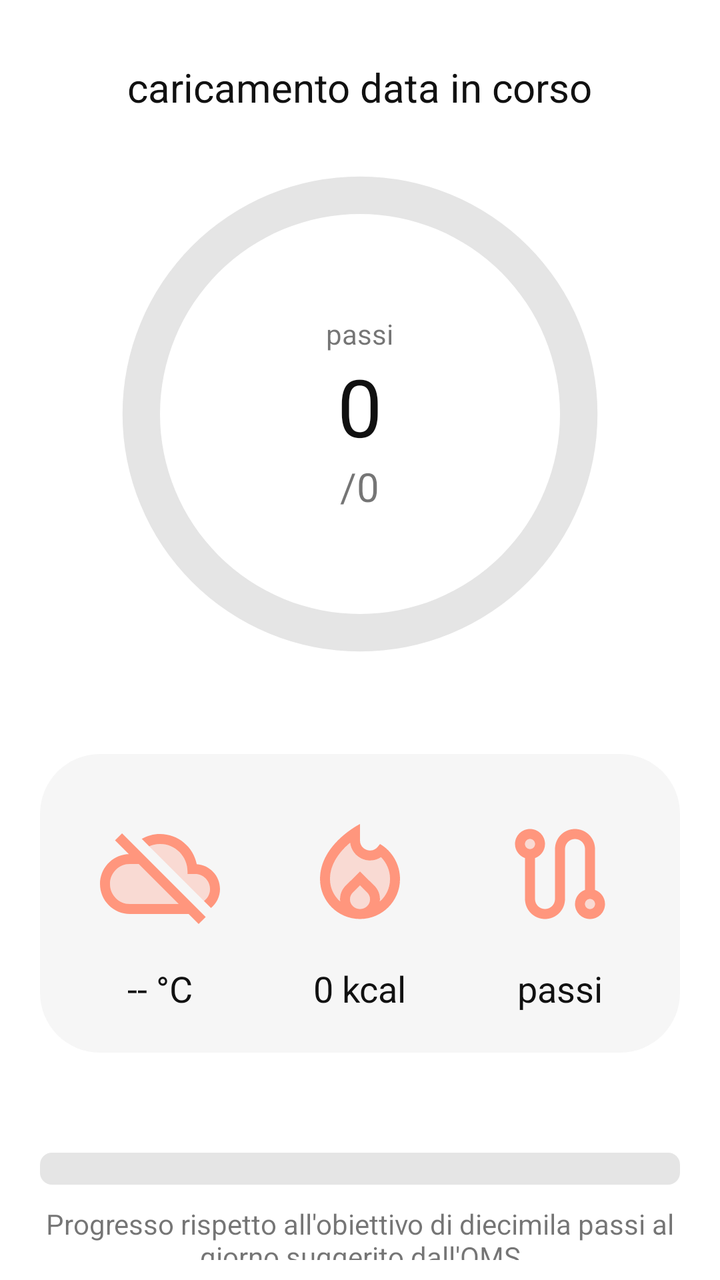
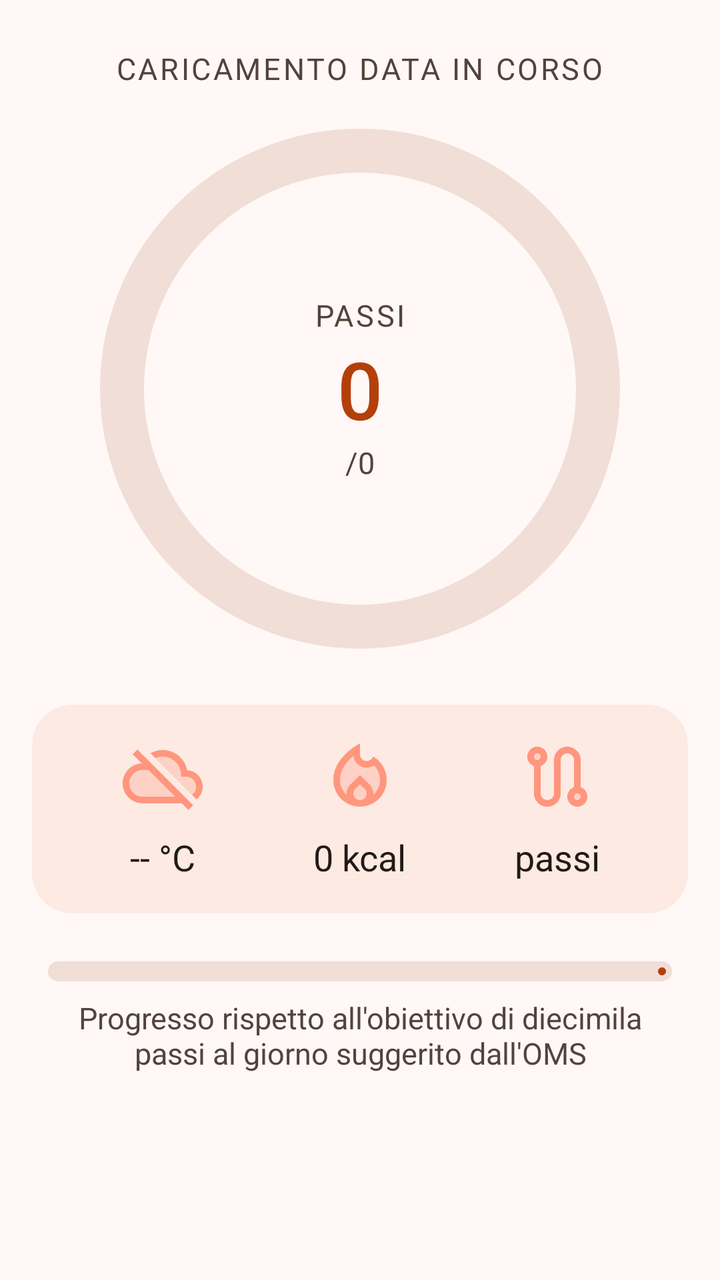

The first picture is an Android layout as it rendered before a commit; the second is the same layout after the commit. The layout source and the unified diff follow.
<!-- AndroidManifest.xml: application theme Theme.Passi -->
<!-- res/layout/fragment_home.xml -->
<?xml version="1.0" encoding="utf-8"?>
<FrameLayout xmlns:android="http://schemas.android.com/apk/res/android"
    xmlns:tools="http://schemas.android.com/tools"
    android:layout_width="match_parent"
    android:layout_height="match_parent"
    tools:context=".home.HomeFragment">

    <LinearLayout
        android:id="@+id/mainLayout"
        android:layout_width="match_parent"
        android:layout_height="match_parent"
        android:gravity="center_horizontal"
        android:orientation="vertical"
        android:paddingTop="30dp">

        <TextView
            android:id="@+id/giorno"
            android:layout_width="wrap_content"
            android:layout_height="wrap_content"
            android:text="@string/data"
            android:textColor="@color/black"
            android:textSize="@dimen/text_size_subtitle"/>
        <RelativeLayout
            android:layout_width="match_parent"
            android:layout_height="wrap_content">

            <ProgressBar
                android:id="@+id/passiProgress"
                android:layout_width="300dp"
                android:layout_height="300dp"
                android:layout_centerInParent="true"
                android:indeterminateOnly="false"
                android:progress="0"
                android:progressDrawable="@drawable/circular_progress" />

            <LinearLayout
                android:id="@+id/passiOggiGroup"
                android:layout_width="wrap_content"
                android:layout_height="wrap_content"
                android:orientation="vertical"
                android:layout_centerInParent="true">
                <TextView
                    android:layout_width="wrap_content"
                    android:layout_height="wrap_content"
                    android:layout_gravity="center_horizontal"
                    android:text="@string/passi"/>
                <TextView
                    android:id="@+id/passiOggi"
                    android:layout_width="wrap_content"
                    android:layout_height="wrap_content"
                    android:text="@string/passiOggi"
                    android:layout_gravity="center_horizontal"
                    android:textSize="@dimen/text_size_display"
                    android:textColor="@color/black" />
                <TextView
                    android:id="@+id/passiObiettivo"
                    android:layout_width="wrap_content"
                    android:layout_height="wrap_content"
                    android:layout_gravity="center_horizontal"
                    android:textSize="@dimen/text_size_subtitle"
                    android:text="@string/passiObiettivo"/>

            </LinearLayout>
        </RelativeLayout>

        <LinearLayout
            android:layout_width="match_parent"
            android:layout_height="wrap_content"
            android:orientation="horizontal"
            android:layout_margin="20dp"
            android:background="@drawable/rounded_corners"
            android:padding="10dp">

            <LinearLayout
                android:layout_width="0dp"
                android:layout_height="wrap_content"
                android:layout_weight="1"
                android:gravity="center_horizontal"
                android:orientation="vertical"
                android:padding="10dp">
                <ImageView
                    android:id="@+id/meteoIcona"
                    android:layout_width="match_parent"
                    android:layout_height="wrap_content"
                    android:src="@drawable/no_meteo"
                    android:scaleType="fitCenter"
                    android:adjustViewBounds="true"
                    android:padding="10dp"/>
                <TextView
                    android:id="@+id/meteoTesto"
                    android:layout_width="wrap_content"
                    android:layout_height="wrap_content"
                    android:text="@string/temperatura"
                    android:textColor="@color/black"
                    android:textSize="@dimen/text_size_body"
                    android:layout_marginTop="5dp"/>
            </LinearLayout>

            <LinearLayout
                android:layout_width="0dp"
                android:layout_height="wrap_content"
                android:layout_weight="1"
                android:gravity="center_horizontal"
                android:orientation="vertical"
                android:padding="10dp">
                <ImageView
                    android:layout_width="match_parent"
                    android:layout_height="wrap_content"
                    android:src="@drawable/fire"
                    android:scaleType="fitCenter"
                    android:adjustViewBounds="true"
                    android:padding="10dp"/>
                <TextView
                    android:id="@+id/calorieTesto"
                    android:layout_width="wrap_content"
                    android:layout_height="wrap_content"
                    android:text="@string/calorie"
                    android:textColor="@color/black"
                    android:textSize="@dimen/text_size_body"
                    android:layout_marginTop="5dp"/>
            </LinearLayout>

            <LinearLayout
                android:layout_width="0dp"
                android:layout_height="wrap_content"
                android:layout_weight="1"
                android:gravity="center_horizontal"
                android:orientation="vertical"
                android:padding="10dp">
                <ImageView
                    android:id="@+id/kmIcona"
                    android:layout_width="match_parent"
                    android:layout_height="wrap_content"
                    android:src="@drawable/route"
                    android:scaleType="fitCenter"
                    android:adjustViewBounds="true"
                    android:padding="10dp"/>
                <TextView
                    android:id="@+id/kmTesto"
                    android:layout_width="wrap_content"
                    android:layout_height="wrap_content"
                    android:text="@string/km"
                    android:textColor="@color/black"
                    android:textSize="@dimen/text_size_body"
                    android:layout_marginTop="5dp"/>
            </LinearLayout>

        </LinearLayout>

        <ProgressBar
            android:id="@+id/OMSProgress"
            android:layout_width="match_parent"
            android:layout_height="wrap_content"
            android:max="100"
            android:progress="0"
            style="?android:attr/progressBarStyleHorizontal"
            android:progressDrawable="@drawable/linear_progress"
            android:layout_marginHorizontal="20dp"
            android:layout_marginTop="30dp"/>

        <TextView
            android:id="@+id/OMS"
            android:layout_marginHorizontal="20dp"
            android:layout_marginVertical="10dp"
            android:textAlignment="center"
            android:layout_width="wrap_content"
            android:layout_height="wrap_content"
            android:text="@string/passiStandard"/>
    </LinearLayout>

</FrameLayout>
<!-- resources referenced by this layout -->
<resources>
  <color name="black">#FF111111</color>
  <dimen name="text_size_subtitle">20sp</dimen>
  <!-- drawable circular_progress (drawable) -->
  <?xml version="1.0" encoding="utf-8"?>
  <layer-list xmlns:android="http://schemas.android.com/apk/res/android">
      <item>
          <shape
              android:shape="ring"
              android:thicknessRatio="16"
              android:useLevel="false">
              <solid android:color="?attr/colorSecondary" />
          </shape>
      </item>
      <item>
          <rotate
              android:fromDegrees="270"
              android:toDegrees="270">
              <shape
                  android:shape="ring"
                  android:thicknessRatio="16"
                  android:useLevel="true">
                  <solid android:color="?attr/colorPrimaryVariant"/>
              </shape>
          </rotate>
      </item>
  </layer-list>
  <!-- drawable linear_progress (drawable) -->
  <?xml version="1.0" encoding="utf-8"?>
  <layer-list xmlns:android="http://schemas.android.com/apk/res/android">
  
      <item android:id="@android:id/background">
  
          <shape android:shape="rectangle" >
              <corners android:radius="6dp"/>
              <solid android:color="?attr/colorSecondary"/>
          </shape>
  
      </item>
  
  
      <item android:id="@android:id/progress">
  
          <scale android:scaleWidth="100%">
              <shape android:shape="rectangle">
                  <corners android:radius="6dp"/>
                  <solid android:color="?attr/colorPrimaryVariant"/>
              </shape>
          </scale>
  
      </item>
  
  </layer-list>
  <!-- drawable rounded_corners (drawable) -->
  <?xml version="1.0" encoding="utf-8"?>
  <shape xmlns:android="http://schemas.android.com/apk/res/android">
     <solid android:color="?attr/colorSecondaryVariant"></solid>
     <corners android:radius="30sp"></corners>
  </shape>
  <style name="Theme.Passi" parent="Theme.MaterialComponents.DayNight.DarkActionBar">
          
          <item name="colorPrimary">@color/orange_500</item>
          <item name="colorPrimaryVariant">@color/orange_700</item>
          <item name="colorOnPrimary">@color/white</item>
          
          <item name="colorSecondary">@color/grey_300</item>
          <item name="colorSecondaryVariant">@color/grey_100</item>
          <item name="colorOnSecondary">@color/black</item>
          
          <item name="android:statusBarColor">?attr/colorPrimaryVariant</item>
          
      </style>
  <color name="orange_500">#FFFF7724</color>
  <color name="orange_700">#FFE64E1B</color>
  <color name="white">#FFFFFFFF</color>
  <color name="grey_300">#FFE5E5E5</color>
  <color name="grey_100">#FFF6F6F6</color>
  <!-- unchanged entries left out for length: 13 -->
</resources>

<!-- the commit's change to res/layout/fragment_home.xml (unified diff, before → after) -->
@@ -1,5 +1,6 @@
 <?xml version="1.0" encoding="utf-8"?>
 <FrameLayout xmlns:android="http://schemas.android.com/apk/res/android"
+    xmlns:app="http://schemas.android.com/apk/res-auto"
     xmlns:tools="http://schemas.android.com/tools"
     android:layout_width="match_parent"
     android:layout_height="match_parent"
@@ -11,161 +12,173 @@
         android:layout_height="match_parent"
         android:gravity="center_horizontal"
         android:orientation="vertical"
-        android:paddingTop="30dp">
+        android:paddingTop="@dimen/space_l"
+        android:paddingBottom="@dimen/space_m">
 
         <TextView
             android:id="@+id/giorno"
+            style="@style/PassiText.Caption"
             android:layout_width="wrap_content"
             android:layout_height="wrap_content"
+            android:letterSpacing="0.08"
             android:text="@string/data"
-            android:textColor="@color/black"
-            android:textSize="@dimen/text_size_subtitle"/>
+            android:textAllCaps="true" />
+
         <RelativeLayout
             android:layout_width="match_parent"
-            android:layout_height="wrap_content">
+            android:layout_height="wrap_content"
+            android:layout_marginTop="@dimen/space_m">
 
-            <ProgressBar
+            <com.google.android.material.progressindicator.CircularProgressIndicator
                 android:id="@+id/passiProgress"
-                android:layout_width="300dp"
-                android:layout_height="300dp"
+                style="@style/PassiProgressRing"
+                android:layout_width="wrap_content"
+                android:layout_height="wrap_content"
                 android:layout_centerInParent="true"
-                android:indeterminateOnly="false"
-                android:progress="0"
-                android:progressDrawable="@drawable/circular_progress" />
+                android:indeterminate="false"
+                android:max="100"
+                android:progress="0" />
 
             <LinearLayout
                 android:id="@+id/passiOggiGroup"
                 android:layout_width="wrap_content"
                 android:layout_height="wrap_content"
-                android:orientation="vertical"
-                android:layout_centerInParent="true">
+                android:layout_centerInParent="true"
+                android:gravity="center_horizontal"
+                android:orientation="vertical">
+
                 <TextView
+                    style="@style/PassiText.Caption"
                     android:layout_width="wrap_content"
                     android:layout_height="wrap_content"
-                    android:layout_gravity="center_horizontal"
-                    android:text="@string/passi"/>
+                    android:letterSpacing="0.08"
+                    android:text="@string/passi"
+                    android:textAllCaps="true" />
+
                 <TextView
                     android:id="@+id/passiOggi"
+                    style="@style/PassiText.Display"
                     android:layout_width="wrap_content"
                     android:layout_height="wrap_content"
-                    android:text="@string/passiOggi"
-                    android:layout_gravity="center_horizontal"
-                    android:textSize="@dimen/text_size_display"
-                    android:textColor="@color/black" />
+                    android:text="@string/passiOggi" />
+
                 <TextView
                     android:id="@+id/passiObiettivo"
+                    style="@style/PassiText.Caption"
                     android:layout_width="wrap_content"
                     android:layout_height="wrap_content"
-                    android:layout_gravity="center_horizontal"
-                    android:textSize="@dimen/text_size_subtitle"
-                    android:text="@string/passiObiettivo"/>
+                    android:text="@string/passiObiettivo" />
 
             </LinearLayout>
         </RelativeLayout>
 
-        <LinearLayout
+        
+        <com.google.android.material.card.MaterialCardView
             android:layout_width="match_parent"
             android:layout_height="wrap_content"
-            android:orientation="horizontal"
-            android:layout_margin="20dp"
-            android:background="@drawable/rounded_corners"
-            android:padding="10dp">
+            android:layout_marginHorizontal="@dimen/space_m"
+            android:layout_marginTop="@dimen/space_l">
 
             <LinearLayout
-                android:layout_width="0dp"
+                android:layout_width="match_parent"
                 android:layout_height="wrap_content"
-                android:layout_weight="1"
-                android:gravity="center_horizontal"
-                android:orientation="vertical"
-                android:padding="10dp">
-                <ImageView
-                    android:id="@+id/meteoIcona"
-                    android:layout_width="match_parent"
+                android:orientation="horizontal"
+                android:padding="@dimen/card_content_padding">
+
+                <LinearLayout
+                    android:layout_width="0dp"
                     android:layout_height="wrap_content"
-                    android:src="@drawable/no_meteo"
-                    android:scaleType="fitCenter"
-                    android:adjustViewBounds="true"
-                    android:padding="10dp"/>
-                <TextView
-                    android:id="@+id/meteoTesto"
-                    android:layout_width="wrap_content"
+                    android:layout_weight="1"
+                    android:gravity="center_horizontal"
+                    android:orientation="vertical">
+
+                    <ImageView
+                        android:id="@+id/meteoIcona"
+                        android:layout_width="40dp"
+                        android:layout_height="40dp"
+                        android:adjustViewBounds="true"
+                        android:scaleType="fitCenter"
+                        android:src="@drawable/no_meteo" />
+
+                    <TextView
+                        android:id="@+id/meteoTesto"
+                        style="@style/PassiText.Body"
+                        android:layout_width="wrap_content"
+                        android:layout_height="wrap_content"
+                        android:layout_marginTop="@dimen/space_s"
+                        android:text="@string/temperatura" />
+                </LinearLayout>
+
+                <LinearLayout
+                    android:layout_width="0dp"
                     android:layout_height="wrap_content"
-                    android:text="@string/temperatura"
-                    android:textColor="@color/black"
-                    android:textSize="@dimen/text_size_body"
-                    android:layout_marginTop="5dp"/>
+                    android:layout_weight="1"
+                    android:gravity="center_horizontal"
+                    android:orientation="vertical">
+
+                    <ImageView
+                        android:layout_width="40dp"
+                        android:layout_height="40dp"
+                        android:adjustViewBounds="true"
+                        android:scaleType="fitCenter"
+                        android:src="@drawable/fire" />
+
+                    <TextView
+                        android:id="@+id/calorieTesto"
+                        style="@style/PassiText.Body"
+                        android:layout_width="wrap_content"
+                        android:layout_height="wrap_content"
+                        android:layout_marginTop="@dimen/space_s"
+                        android:text="@string/calorie" />
+                </LinearLayout>
+
+                <LinearLayout
+                    android:layout_width="0dp"
+                    android:layout_height="wrap_content"
+                    android:layout_weight="1"
+                    android:gravity="center_horizontal"
+                    android:orientation="vertical">
+
+                    <ImageView
+                        android:id="@+id/kmIcona"
+                        android:layout_width="40dp"
+                        android:layout_height="40dp"
+                        android:adjustViewBounds="true"
+                        android:scaleType="fitCenter"
+                        android:src="@drawable/route" />
+
+                    <TextView
+                        android:id="@+id/kmTesto"
+                        style="@style/PassiText.Body"
+                        android:layout_width="wrap_content"
+                        android:layout_height="wrap_content"
+                        android:layout_marginTop="@dimen/space_s"
+                        android:text="@string/km" />
+                </LinearLayout>
+
             </LinearLayout>
+        </com.google.android.material.card.MaterialCardView>
 
-            <LinearLayout
-                android:layout_width="0dp"
-                android:layout_height="wrap_content"
-                android:layout_weight="1"
-                android:gravity="center_horizontal"
-                android:orientation="vertical"
-                android:padding="10dp">
-                <ImageView
-                    android:layout_width="match_parent"
-                    android:layout_height="wrap_content"
-                    android:src="@drawable/fire"
-                    android:scaleType="fitCenter"
-                    android:adjustViewBounds="true"
-                    android:padding="10dp"/>
-                <TextView
-                    android:id="@+id/calorieTesto"
-                    android:layout_width="wrap_content"
-                    android:layout_height="wrap_content"
-                    android:text="@string/calorie"
-                    android:textColor="@color/black"
-                    android:textSize="@dimen/text_size_body"
-                    android:layout_marginTop="5dp"/>
-            </LinearLayout>
-
-            <LinearLayout
-                android:layout_width="0dp"
-                android:layout_height="wrap_content"
-                android:layout_weight="1"
-                android:gravity="center_horizontal"
-                android:orientation="vertical"
-                android:padding="10dp">
-                <ImageView
-                    android:id="@+id/kmIcona"
-                    android:layout_width="match_parent"
-                    android:layout_height="wrap_content"
-                    android:src="@drawable/route"
-                    android:scaleType="fitCenter"
-                    android:adjustViewBounds="true"
-                    android:padding="10dp"/>
-                <TextView
-                    android:id="@+id/kmTesto"
-                    android:layout_width="wrap_content"
-                    android:layout_height="wrap_content"
-                    android:text="@string/km"
-                    android:textColor="@color/black"
-                    android:textSize="@dimen/text_size_body"
-                    android:layout_marginTop="5dp"/>
-            </LinearLayout>
-
-        </LinearLayout>
-
-        <ProgressBar
+        <com.google.android.material.progressindicator.LinearProgressIndicator
             android:id="@+id/OMSProgress"
+            style="@style/PassiProgressBar"
             android:layout_width="match_parent"
             android:layout_height="wrap_content"
+            android:layout_marginHorizontal="@dimen/space_l"
+            android:layout_marginTop="@dimen/space_l"
+            android:indeterminate="false"
             android:max="100"
-            android:progress="0"
-            style="?android:attr/progressBarStyleHorizontal"
-            android:progressDrawable="@drawable/linear_progress"
-            android:layout_marginHorizontal="20dp"
-            android:layout_marginTop="30dp"/>
+            android:progress="0" />
 
         <TextView
             android:id="@+id/OMS"
-            android:layout_marginHorizontal="20dp"
-            android:layout_marginVertical="10dp"
-            android:textAlignment="center"
+            style="@style/PassiText.Caption"
             android:layout_width="wrap_content"
             android:layout_height="wrap_content"
-            android:text="@string/passiStandard"/>
+            android:layout_marginHorizontal="@dimen/space_l"
+            android:layout_marginVertical="@dimen/space_s"
+            android:text="@string/passiStandard"
+            android:textAlignment="center" />
     </LinearLayout>
 
 </FrameLayout>
<!-- resource entries referenced after the edit -->
@@ -1,81 +1,148 @@
 <!-- resources referenced by this layout -->
 <resources>
-  <color name="black">#FF111111</color>
-  <dimen name="text_size_subtitle">20sp</dimen>
-  <!-- drawable circular_progress (drawable) -->
-  <?xml version="1.0" encoding="utf-8"?>
-  <layer-list xmlns:android="http://schemas.android.com/apk/res/android">
-      <item>
-          <shape
-              android:shape="ring"
-              android:thicknessRatio="16"
-              android:useLevel="false">
-              <solid android:color="?attr/colorSecondary" />
-          </shape>
-      </item>
-      <item>
-          <rotate
-              android:fromDegrees="270"
-              android:toDegrees="270">
-              <shape
-                  android:shape="ring"
-                  android:thicknessRatio="16"
-                  android:useLevel="true">
-                  <solid android:color="?attr/colorPrimaryVariant"/>
-              </shape>
-          </rotate>
-      </item>
-  </layer-list>
-  <!-- drawable linear_progress (drawable) -->
-  <?xml version="1.0" encoding="utf-8"?>
-  <layer-list xmlns:android="http://schemas.android.com/apk/res/android">
+  <dimen name="card_content_padding">16dp</dimen>
+  <dimen name="space_l">24dp</dimen>
+  <dimen name="space_m">16dp</dimen>
+  <dimen name="space_s">8dp</dimen>
+  <style name="PassiProgressBar" parent="Widget.Material3.LinearProgressIndicator">
+          <item name="trackThickness">10dp</item>
+          <item name="trackCornerRadius">5dp</item>
+          <item name="indicatorColor">?attr/colorPrimary</item>
+          <item name="trackColor">?attr/colorSurfaceContainerHighest</item>
+      </style>
+  <style name="PassiProgressRing" parent="Widget.Material3.CircularProgressIndicator">
+          <item name="indicatorSize">@dimen/progress_ring_size</item>
+          <item name="trackThickness">@dimen/progress_ring_thickness</item>
+          <item name="trackCornerRadius">@dimen/progress_ring_corner</item>
+          <item name="indicatorColor">?attr/colorPrimary</item>
+          <item name="trackColor">?attr/colorSurfaceContainerHighest</item>
+      </style>
+  <style name="PassiText.Body">
+          <item name="android:textSize">@dimen/text_size_body</item>
+      </style>
+  <style name="PassiText.Caption">
+          <item name="android:textSize">@dimen/text_size_caption</item>
+          <item name="android:textColor">?attr/colorOnSurfaceVariant</item>
+      </style>
+  <style name="PassiText.Display">
+          <item name="android:textSize">@dimen/text_size_display</item>
+          <item name="android:fontFamily">sans-serif-medium</item>
+          <item name="android:letterSpacing">-0.02</item>
+          <item name="android:textColor">?attr/colorPrimary</item>
+      </style>
+  <style name="Theme.Passi" parent="Theme.Material3.DayNight.NoActionBar">
   
-      <item android:id="@android:id/background">
+          <item name="colorPrimary">@color/md_primary</item>
+          <item name="colorOnPrimary">@color/md_on_primary</item>
+          <item name="colorPrimaryContainer">@color/md_primary_container</item>
+          <item name="colorOnPrimaryContainer">@color/md_on_primary_container</item>
   
-          <shape android:shape="rectangle" >
-              <corners android:radius="6dp"/>
-              <solid android:color="?attr/colorSecondary"/>
-          </shape>
+          <item name="colorSecondary">@color/md_secondary</item>
+          <item name="colorOnSecondary">@color/md_on_secondary</item>
+          <item name="colorSecondaryContainer">@color/md_secondary_container</item>
+          <item name="colorOnSecondaryContainer">@color/md_on_secondary_container</item>
   
-      </item>
+          <item name="colorTertiary">@color/md_tertiary</item>
+          <item name="colorOnTertiary">@color/md_on_tertiary</item>
+          <item name="colorTertiaryContainer">@color/md_tertiary_container</item>
+          <item name="colorOnTertiaryContainer">@color/md_on_tertiary_container</item>
   
+          <item name="colorError">@color/md_error</item>
+          <item name="colorOnError">@color/md_on_error</item>
+          <item name="colorErrorContainer">@color/md_error_container</item>
+          <item name="colorOnErrorContainer">@color/md_on_error_container</item>
   
-      <item android:id="@android:id/progress">
+          <item name="android:colorBackground">@color/md_background</item>
+          <item name="colorOnBackground">@color/md_on_background</item>
+          <item name="colorSurface">@color/md_surface</item>
+          <item name="colorOnSurface">@color/md_on_surface</item>
+          <item name="colorSurfaceVariant">@color/md_surface_variant</item>
+          <item name="colorOnSurfaceVariant">@color/md_on_surface_variant</item>
+          <item name="colorSurfaceContainerLowest">@color/md_surface_container_lowest</item>
+          <item name="colorSurfaceContainerLow">@color/md_surface_container_low</item>
+          <item name="colorSurfaceContainer">@color/md_surface_container</item>
+          <item name="colorSurfaceContainerHigh">@color/md_surface_container_high</item>
+          <item name="colorSurfaceContainerHighest">@color/md_surface_container_highest</item>
   
-          <scale android:scaleWidth="100%">
-              <shape android:shape="rectangle">
-                  <corners android:radius="6dp"/>
-                  <solid android:color="?attr/colorPrimaryVariant"/>
-              </shape>
-          </scale>
+          <item name="colorOutline">@color/md_outline</item>
+          <item name="colorOutlineVariant">@color/md_outline_variant</item>
+          <item name="colorSurfaceInverse">@color/md_inverse_surface</item>
+          <item name="colorOnSurfaceInverse">@color/md_inverse_on_surface</item>
   
-      </item>
+          
+          <item name="android:statusBarColor">?android:attr/colorBackground</item>
+          <item name="android:navigationBarColor">?attr/colorSurfaceContainer</item>
   
-  </layer-list>
-  <!-- drawable rounded_corners (drawable) -->
-  <?xml version="1.0" encoding="utf-8"?>
-  <shape xmlns:android="http://schemas.android.com/apk/res/android">
-     <solid android:color="?attr/colorSecondaryVariant"></solid>
-     <corners android:radius="30sp"></corners>
-  </shape>
-  <style name="Theme.Passi" parent="Theme.MaterialComponents.DayNight.DarkActionBar">
           
-          <item name="colorPrimary">@color/orange_500</item>
-          <item name="colorPrimaryVariant">@color/orange_700</item>
-          <item name="colorOnPrimary">@color/white</item>
-          
-          <item name="colorSecondary">@color/grey_300</item>
-          <item name="colorSecondaryVariant">@color/grey_100</item>
-          <item name="colorOnSecondary">@color/black</item>
-          
-          <item name="android:statusBarColor">?attr/colorPrimaryVariant</item>
-          
+          <item name="materialCardViewStyle">@style/PassiCard</item>
+          <item name="materialButtonStyle">@style/PassiButton</item>
+          <item name="materialSwitchStyle">@style/PassiSwitch</item>
+          <item name="bottomNavigationStyle">@style/PassiBottomNav</item>
+          <item name="toolbarStyle">@style/PassiToolbar</item>
       </style>
-  <color name="orange_500">#FFFF7724</color>
-  <color name="orange_700">#FFE64E1B</color>
-  <color name="white">#FFFFFFFF</color>
-  <color name="grey_300">#FFE5E5E5</color>
-  <color name="grey_100">#FFF6F6F6</color>
+  <dimen name="progress_ring_size">260dp</dimen>
+  <dimen name="progress_ring_thickness">22dp</dimen>
+  <dimen name="progress_ring_corner">11dp</dimen>
+  <dimen name="text_size_caption">15sp</dimen>
+  <color name="md_primary">#FFB3400A</color>
+  <color name="md_on_primary">#FFFFFFFF</color>
+  <color name="md_primary_container">#FFFFDBCC</color>
+  <color name="md_on_primary_container">#FF3B0A00</color>
+  <color name="md_secondary">#FF77574A</color>
+  <color name="md_on_secondary">#FFFFFFFF</color>
+  <color name="md_secondary_container">#FFFFDBCC</color>
+  <color name="md_on_secondary_container">#FF2C160D</color>
+  <color name="md_tertiary">#FF6C5D2F</color>
+  <color name="md_on_tertiary">#FFFFFFFF</color>
+  <color name="md_tertiary_container">#FFF5E1A7</color>
+  <color name="md_on_tertiary_container">#FF241A00</color>
+  <color name="md_error">#FFBA1A1A</color>
+  <color name="md_on_error">#FFFFFFFF</color>
+  <color name="md_error_container">#FFFFDAD6</color>
+  <color name="md_on_error_container">#FF410002</color>
+  <color name="md_background">#FFFFF8F6</color>
+  <color name="md_on_background">#FF221A16</color>
+  <color name="md_surface">#FFFFF8F6</color>
+  <color name="md_on_surface">#FF221A16</color>
+  <color name="md_surface_variant">#FFF5DED5</color>
+  <color name="md_on_surface_variant">#FF53433D</color>
+  <color name="md_surface_container_lowest">#FFFFFFFF</color>
+  <color name="md_surface_container_low">#FFFFF1EB</color>
+  <color name="md_surface_container">#FFFCEAE3</color>
+  <color name="md_surface_container_high">#FFF7E4DD</color>
+  <color name="md_surface_container_highest">#FFF1DED7</color>
+  <color name="md_outline">#FF85736C</color>
+  <color name="md_outline_variant">#FFD8C2BA</color>
+  <color name="md_inverse_surface">#FF382E2A</color>
+  <color name="md_inverse_on_surface">#FFFFEDE7</color>
+  <style name="PassiCard" parent="Widget.Material3.CardView.Filled">
+          <item name="cardBackgroundColor">?attr/colorSurfaceContainer</item>
+          <item name="cardCornerRadius">@dimen/card_corner_radius</item>
+          <item name="cardElevation">0dp</item>
+          <item name="cardUseCompatPadding">false</item>
+      </style>
+  <style name="PassiButton" parent="Widget.Material3.Button">
+          <item name="android:textSize">@dimen/text_size_body</item>
+          <item name="android:minHeight">56dp</item>
+          <item name="android:paddingStart">@dimen/space_l</item>
+          <item name="android:paddingEnd">@dimen/space_l</item>
+          <item name="iconGravity">textEnd</item>
+      </style>
+  <style name="PassiSwitch" parent="Widget.Material3.CompoundButton.MaterialSwitch" />
+  <style name="PassiBottomNav" parent="Widget.Material3.BottomNavigationView">
+          <item name="android:background">?attr/colorSurfaceContainer</item>
+          <item name="labelVisibilityMode">labeled</item>
+      </style>
+  <style name="PassiToolbar" parent="Widget.Material3.Toolbar.OnSurface">
+          <item name="titleTextAppearance">@style/PassiToolbarTitle</item>
+          <item name="android:background">?android:attr/colorBackground</item>
+      </style>
+  <dimen name="card_corner_radius">20dp</dimen>
+  <style name="PassiToolbarTitle" parent="TextAppearance.Material3.TitleLarge">
+          <item name="android:textSize">@dimen/text_size_title</item>
+          <item name="android:textColor">?attr/colorOnBackground</item>
+      </style>
+  <dimen name="text_size_title">22sp</dimen>
   <!-- unchanged entries left out for length: 13 -->
 </resources>
 
